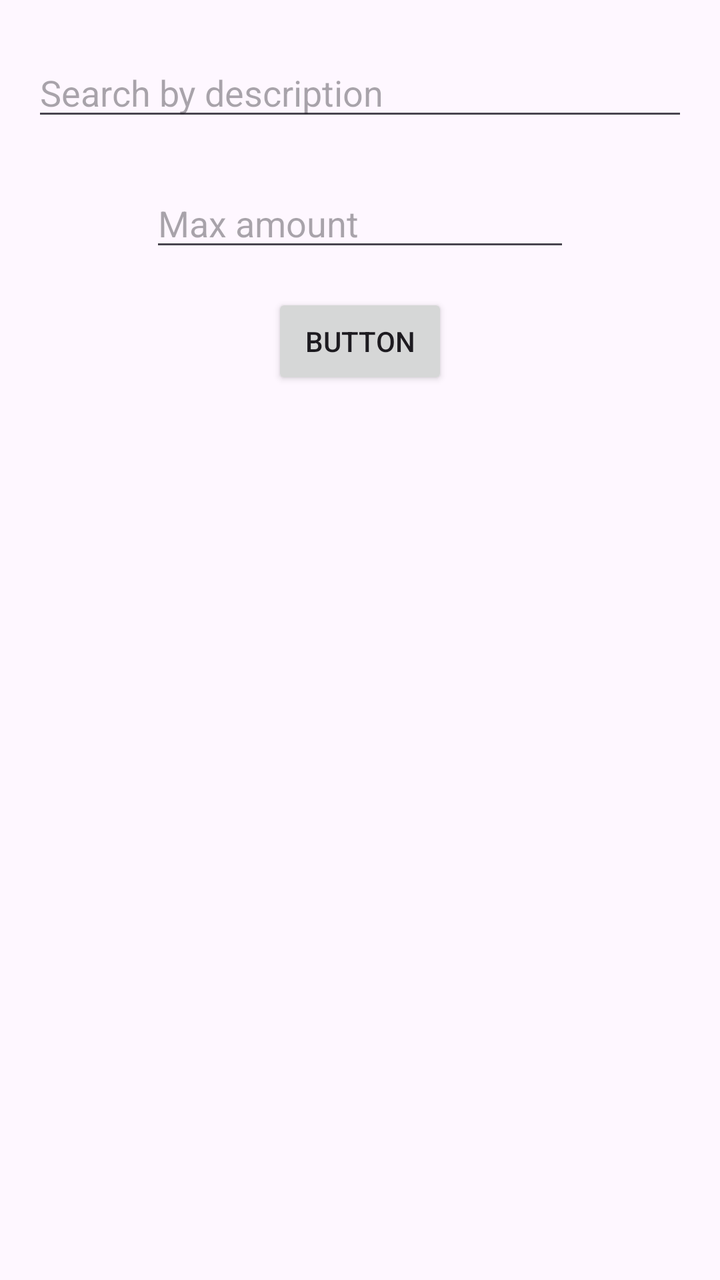
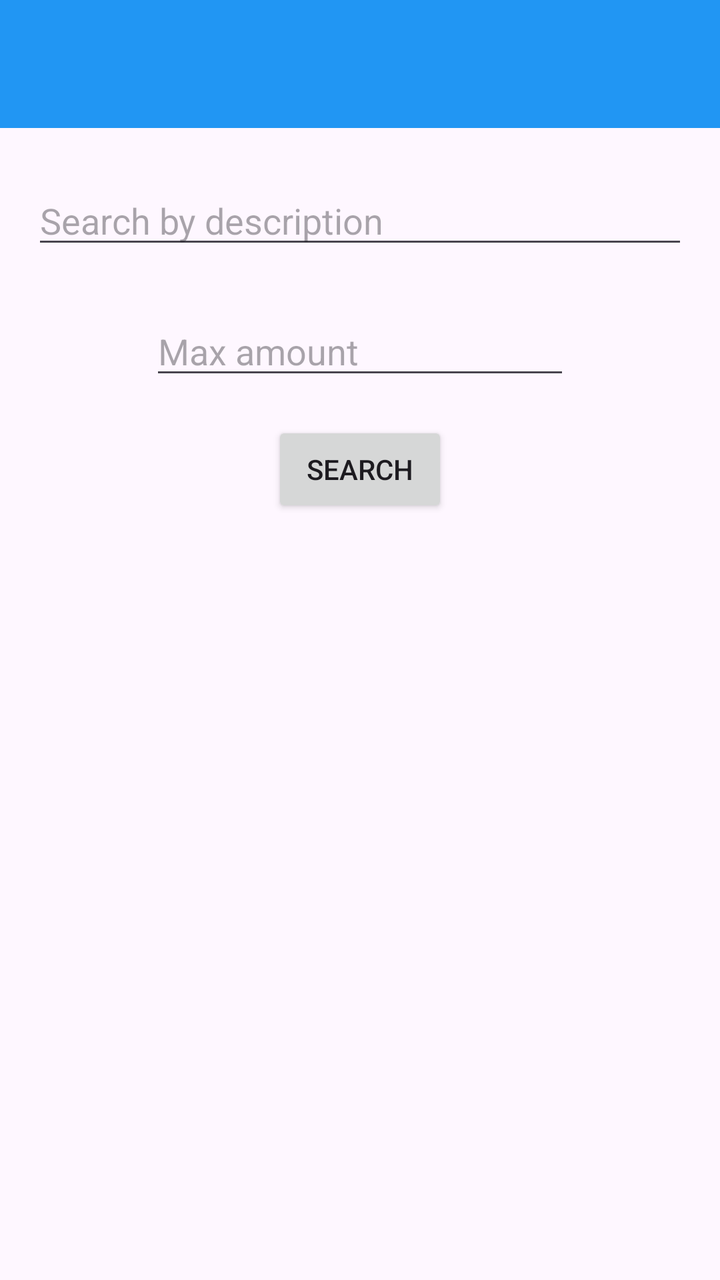

An Android layout rendered at two revisions. The XML below is the earlier revision; the diff shows what the commit changed to produce the second picture.
<!-- AndroidManifest.xml: application theme Theme.Wx11042 -->
<!-- res/layout/activity_search.xml -->
<?xml version="1.0" encoding="utf-8"?>
<androidx.constraintlayout.widget.ConstraintLayout xmlns:android="http://schemas.android.com/apk/res/android"
    xmlns:app="http://schemas.android.com/apk/res-auto"
    xmlns:tools="http://schemas.android.com/tools"
    android:id="@+id/main"
    android:layout_width="match_parent"
    android:layout_height="match_parent"
    tools:context=".ActivitySearch">

    <EditText
        style="@style/ThemeOverlay.Material3.TextInputEditText"
        android:id="@+id/et_description"
        android:layout_width="0dp"
        android:layout_height="wrap_content"
        android:layout_marginStart="16dp"
        android:layout_marginTop="24dp"
        android:layout_marginEnd="16dp"
        android:ems="10"
        android:inputType="text"
        android:hint="Search by description"
        app:layout_constraintEnd_toEndOf="parent"
        app:layout_constraintStart_toStartOf="parent"
        app:layout_constraintTop_toTopOf="parent" />

    <EditText
        style="@style/ThemeOverlay.Material3.TextInputEditText"
        android:id="@+id/etFilterAmount"
        android:layout_width="wrap_content"
        android:layout_height="wrap_content"
        android:layout_marginTop="24dp"
        android:ems="10"
        android:inputType="number"
        android:hint="Max amount"
        app:layout_constraintEnd_toEndOf="parent"
        app:layout_constraintStart_toStartOf="parent"
        app:layout_constraintTop_toBottomOf="@+id/et_description" />

    <Button
        android:id="@+id/btnSearch"
        android:layout_width="wrap_content"
        android:layout_height="wrap_content"
        android:layout_marginTop="16dp"
        android:text="Button"
        app:layout_constraintEnd_toEndOf="parent"
        app:layout_constraintStart_toStartOf="parent"
        app:layout_constraintTop_toBottomOf="@+id/etFilterAmount" />

    <androidx.recyclerview.widget.RecyclerView
        android:id="@+id/rvFilterdExpanses"
        android:layout_width="match_parent"
        android:layout_height="0dp"
        android:layout_marginStart="8dp"
        android:layout_marginTop="16dp"
        android:layout_marginEnd="8dp"
        app:layout_constraintBottom_toBottomOf="parent"
        app:layout_constraintEnd_toEndOf="parent"
        app:layout_constraintStart_toStartOf="parent"
        app:layout_constraintTop_toBottomOf="@+id/btnSearch" />
</androidx.constraintlayout.widget.ConstraintLayout>
<!-- resources referenced by this layout -->
<resources>
  <style name="Theme.Wx11042" parent="Base.Theme.Wx11042" />
  <style name="Base.Theme.Wx11042" parent="Theme.Material3.DayNight.NoActionBar">
          
          
      </style>
</resources>

<!-- the commit's change to res/layout/activity_search.xml (unified diff, before → after) -->
@@ -6,6 +6,17 @@
     android:layout_width="match_parent"
     android:layout_height="match_parent"
     tools:context=".ActivitySearch">
+
+    <androidx.appcompat.widget.Toolbar
+        android:id="@+id/toolbar"
+        android:layout_width="match_parent"
+        android:layout_height="?attr/actionBarSize"
+        android:background="?attr/colorPrimary"
+        app:titleTextColor="@android:color/white"
+        app:popupTheme="@style/ThemeOverlay.AppCompat.Light"
+        app:layout_constraintTop_toTopOf="parent"
+        app:layout_constraintStart_toStartOf="parent"
+        app:layout_constraintEnd_toEndOf="parent" />
 
     <EditText
         style="@style/ThemeOverlay.Material3.TextInputEditText"
@@ -17,10 +28,10 @@
         android:layout_marginEnd="16dp"
         android:ems="10"
         android:inputType="text"
-        android:hint="Search by description"
+        android:hint="@string/hint_search_desc"
         app:layout_constraintEnd_toEndOf="parent"
         app:layout_constraintStart_toStartOf="parent"
-        app:layout_constraintTop_toTopOf="parent" />
+        app:layout_constraintTop_toBottomOf="@+id/toolbar" />
 
     <EditText
         style="@style/ThemeOverlay.Material3.TextInputEditText"
@@ -30,7 +41,7 @@
         android:layout_marginTop="24dp"
         android:ems="10"
         android:inputType="number"
-        android:hint="Max amount"
+        android:hint="@string/hint_max_amount"
         app:layout_constraintEnd_toEndOf="parent"
         app:layout_constraintStart_toStartOf="parent"
         app:layout_constraintTop_toBottomOf="@+id/et_description" />
@@ -40,7 +51,7 @@
         android:layout_width="wrap_content"
         android:layout_height="wrap_content"
         android:layout_marginTop="16dp"
-        android:text="Button"
+        android:text="@string/menu_search"
         app:layout_constraintEnd_toEndOf="parent"
         app:layout_constraintStart_toStartOf="parent"
         app:layout_constraintTop_toBottomOf="@+id/etFilterAmount" />
<!-- resource entries referenced after the edit -->
@@ -1,9 +1,15 @@
 <!-- resources referenced by this layout -->
 <resources>
+  <string name="hint_max_amount">Max amount</string>
+  <string name="hint_search_desc">Search by description</string>
+  <string name="menu_search">Search</string>
   <style name="Theme.Wx11042" parent="Base.Theme.Wx11042" />
   <style name="Base.Theme.Wx11042" parent="Theme.Material3.DayNight.NoActionBar">
           
-          
+          <item name="colorPrimary">@color/blue_primary</item>
+          <item name="colorOnPrimary">@color/white</item>
       </style>
+  <color name="blue_primary">#2196F3</color>
+  <color name="white">#FFFFFFFF</color>
 </resources>
 
